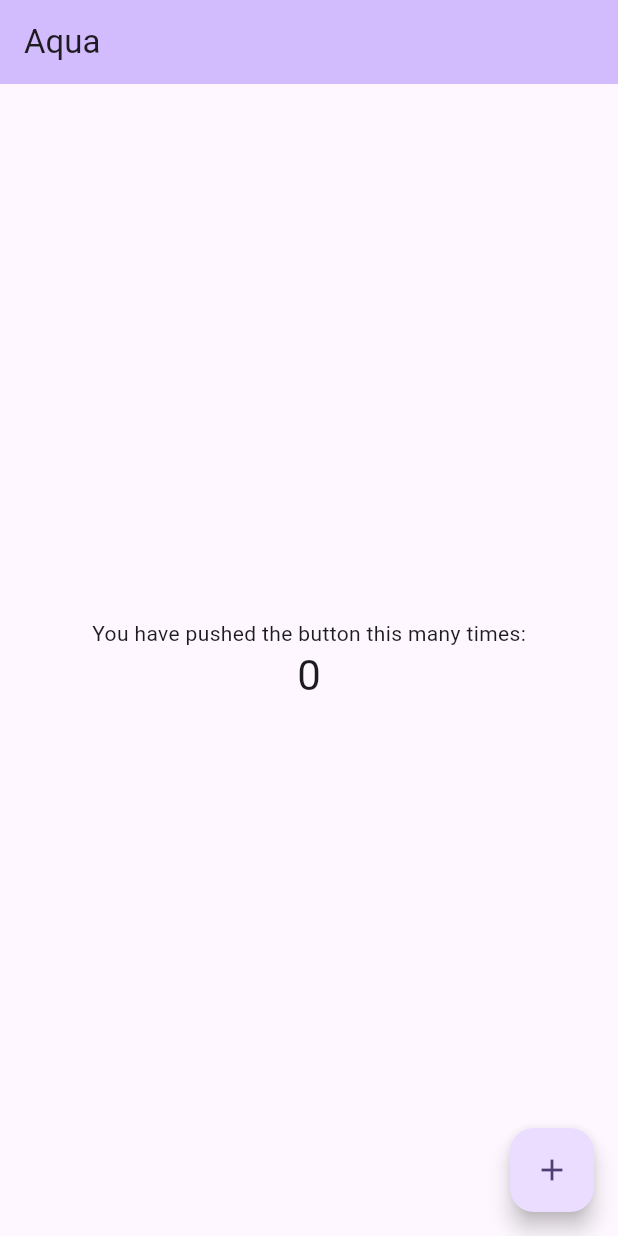
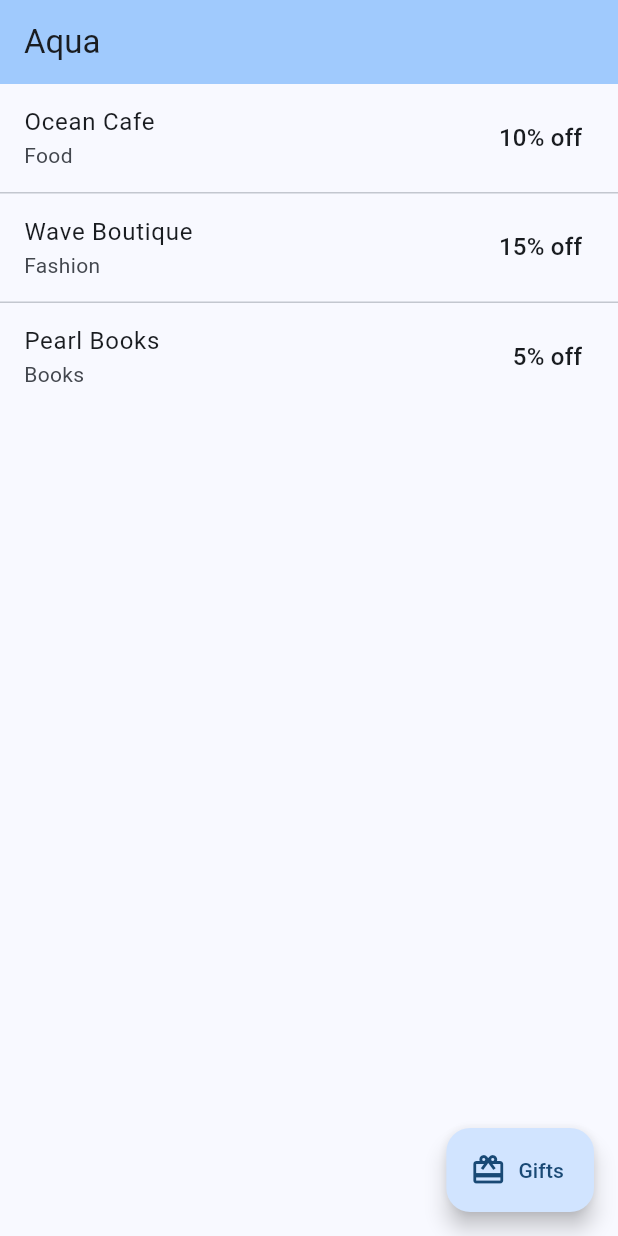
Before and after one commit to dinkar1708/flutter_white_label_template, a Flutter app: the screen it shows after launch, on a phone screen of 412 x 824 dp. Run offline on Flutter 3.47's test engine with Material 3 defaults, Android fonts, the phone set to English and light mode, and no system bars; our stand-ins replace flutter_riverpod.

Commit message:
added brand-agnostic home screen with theme and feature flag

```diff
--- a/lib/main.dart
+++ b/lib/main.dart
@@ -1,125 +1,33 @@
 import 'package:flutter/material.dart';
+import 'package:flutter_riverpod/flutter_riverpod.dart';
 
 import 'brand/brand.dart';
-import 'brand/brand_config.dart';
+import 'providers/providers.dart';
+import 'ui/home_screen.dart';
 
 void main() {
-  runApp(const MyApp());
+  debugPrint('[boot] main() — currentBrand=${currentBrand.name}');
+  runApp(const ProviderScope(child: MyApp()));
 }
 
-class MyApp extends StatelessWidget {
+class MyApp extends ConsumerWidget {
   const MyApp({super.key});
 
-  // This widget is the root of your application.
   @override
-  Widget build(BuildContext context) {
+  Widget build(BuildContext context, WidgetRef ref) {
+    final config = ref.watch(brandConfigProvider);
+    debugPrint(
+      '[MyApp] build — appName="${config.appName}" '
+      'seedColor=${config.seedColor} '
+      'giftEnabled=${config.giftEnabled}',
+    );
     return MaterialApp(
-      title: 'Flutter Demo',
+      title: config.appName,
       theme: ThemeData(
-        // This is the theme of your application.
-        //
-        // TRY THIS: Try running your application with "flutter run". You'll see
-        // the application has a purple toolbar. Then, without quitting the app,
-        // try changing the seedColor in the colorScheme below to Colors.green
-        // and then invoke "hot reload" (save your changes or press the "hot
-        // reload" button in a Flutter-supported IDE, or press "r" if you used
-        // the command line to start the app).
-        //
-        // Notice that the counter didn't reset back to zero; the application
-        // state is not lost during the reload. To reset the state, use hot
-        // restart instead.
-        //
-        // This works for code too, not just values: Most code changes can be
-        // tested with just a hot reload.
-        colorScheme: .fromSeed(seedColor: Colors.deepPurple),
+        colorScheme: ColorScheme.fromSeed(seedColor: config.seedColor),
+        useMaterial3: true,
       ),
-      home: MyHomePage(title: brandConfigs[currentBrand]!.appName),
+      home: const HomeScreen(),
     );
   }
 }
-
-class MyHomePage extends StatefulWidget {
-  const MyHomePage({super.key, required this.title});
-
-  // This widget is the home page of your application. It is stateful, meaning
-  // that it has a State object (defined below) that contains fields that affect
-  // how it looks.
-
-  // This class is the configuration for the state. It holds the values (in this
-  // case the title) provided by the parent (in this case the App widget) and
-  // used by the build method of the State. Fields in a Widget subclass are
-  // always marked "final".
-
-  final String title;
-
-  @override
-  State<MyHomePage> createState() => _MyHomePageState();
-}
-
-class _MyHomePageState extends State<MyHomePage> {
-  int _counter = 0;
-
-  void _incrementCounter() {
-    setState(() {
-      // This call to setState tells the Flutter framework that something has
-      // changed in this State, which causes it to rerun the build method below
-      // so that the display can reflect the updated values. If we changed
-      // _counter without calling setState(), then the build method would not be
-      // called again, and so nothing would appear to happen.
-      _counter++;
-    });
-  }
-
-  @override
-  Widget build(BuildContext context) {
-    // This method is rerun every time setState is called, for instance as done
-    // by the _incrementCounter method above.
-    //
-    // The Flutter framework has been optimized to make rerunning build methods
-    // fast, so that you can just rebuild anything that needs updating rather
-    // than having to individually change instances of widgets.
-    return Scaffold(
-      appBar: AppBar(
-        // TRY THIS: Try changing the color here to a specific color (to
-        // Colors.amber, perhaps?) and trigger a hot reload to see the AppBar
-        // change color while the other colors stay the same.
-        backgroundColor: Theme.of(context).colorScheme.inversePrimary,
-        // Here we take the value from the MyHomePage object that was created by
-        // the App.build method, and use it to set our appbar title.
-        title: Text(widget.title),
-      ),
-      body: Center(
-        // Center is a layout widget. It takes a single child and positions it
-        // in the middle of the parent.
-        child: Column(
-          // Column is also a layout widget. It takes a list of children and
-          // arranges them vertically. By default, it sizes itself to fit its
-          // children horizontally, and tries to be as tall as its parent.
-          //
-          // Column has various properties to control how it sizes itself and
-          // how it positions its children. Here we use mainAxisAlignment to
-          // center the children vertically; the main axis here is the vertical
-          // axis because Columns are vertical (the cross axis would be
-          // horizontal).
-          //
-          // TRY THIS: Invoke "debug painting" (choose the "Toggle Debug Paint"
-          // action in the IDE, or press "p" in the console), to see the
-          // wireframe for each widget.
-          mainAxisAlignment: .center,
-          children: [
-            const Text('You have pushed the button this many times:'),
-            Text(
-              '$_counter',
-              style: Theme.of(context).textTheme.headlineMedium,
-            ),
-          ],
-        ),
-      ),
-      floatingActionButton: FloatingActionButton(
-        onPressed: _incrementCounter,
-        tooltip: 'Increment',
-        child: const Icon(Icons.add),
-      ),
-    );
-  }
-}
--- /dev/null
+++ b/lib/ui/home_screen.dart
@@ -0,0 +1,81 @@
+import 'package:flutter/material.dart';
+import 'package:flutter_riverpod/flutter_riverpod.dart';
+
+import '../data/store.dart';
+import '../providers/providers.dart';
+
+class HomeScreen extends ConsumerWidget {
+  const HomeScreen({super.key});
+
+  @override
+  Widget build(BuildContext context, WidgetRef ref) {
+    final config = ref.watch(brandConfigProvider);
+    final storesAsync = ref.watch(storesProvider);
+    debugPrint(
+      '[HomeScreen] build — appName="${config.appName}" '
+      'stores.isLoading=${storesAsync.isLoading} '
+      'stores.hasValue=${storesAsync.hasValue} '
+      'stores.count=${storesAsync.asData?.value.length}',
+    );
+
+    return Scaffold(
+      appBar: AppBar(
+        backgroundColor: Theme.of(context).colorScheme.inversePrimary,
+        title: Text(config.appName),
+      ),
+      body: storesAsync.when(
+        loading: () {
+          debugPrint('[HomeScreen] storesProvider: loading…');
+          return const Center(child: CircularProgressIndicator());
+        },
+        error: (err, _) {
+          debugPrint('[HomeScreen] storesProvider: ERROR $err');
+          return Center(child: Text('Failed to load stores: $err'));
+        },
+        data: (stores) {
+          debugPrint(
+            '[HomeScreen] storesProvider: data — '
+            '${stores.length} stores: '
+            '${stores.map((s) => s.name).toList()}',
+          );
+          return ListView.separated(
+            itemCount: stores.length,
+            separatorBuilder: (_, _) => const Divider(height: 1),
+            itemBuilder: (_, i) => _StoreTile(store: stores[i]),
+          );
+        },
+      ),
+      // Golden rule: gate features by capability (config.giftEnabled),
+      // never by brand identity (brand == Brand.coral).
+      floatingActionButton: config.giftEnabled
+          ? FloatingActionButton.extended(
+              onPressed: () {
+                ScaffoldMessenger.of(context).showSnackBar(
+                  const SnackBar(content: Text('Gifts coming soon')),
+                );
+              },
+              icon: const Icon(Icons.card_giftcard),
+              label: const Text('Gifts'),
+            )
+          : null,
+    );
+  }
+}
+
+class _StoreTile extends StatelessWidget {
+  const _StoreTile({required this.store});
+
+  final Store store;
+
+  @override
+  Widget build(BuildContext context) {
+    return ListTile(
+      title: Text(store.name),
+      subtitle: Text(store.category),
+      trailing: Text(
+        '${store.discountPercent}% off',
+        style: Theme.of(context).textTheme.titleMedium,
+      ),
+    );
+  }
+}
```
Also changed, not shown: 1 other file.
